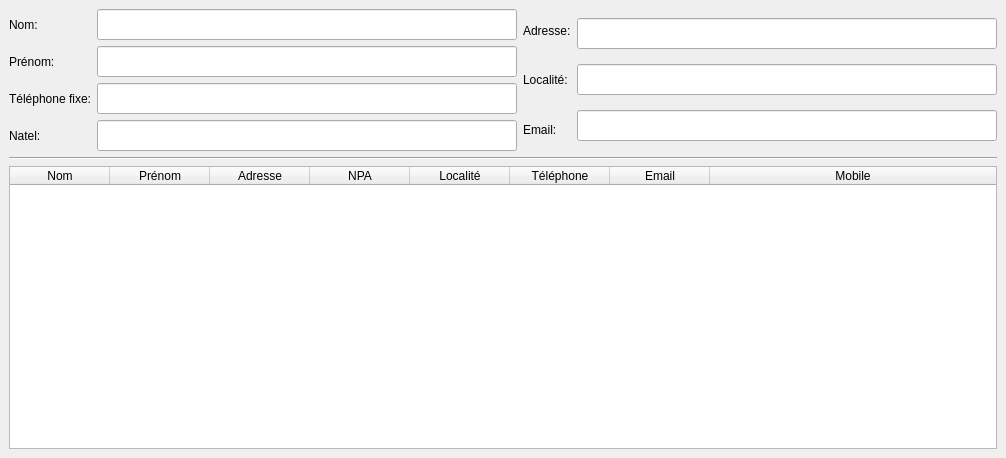
The window that sploks/views/contract_form.ui (LPOdev/Sploks) describes before a commit, drawn with Qt 5.
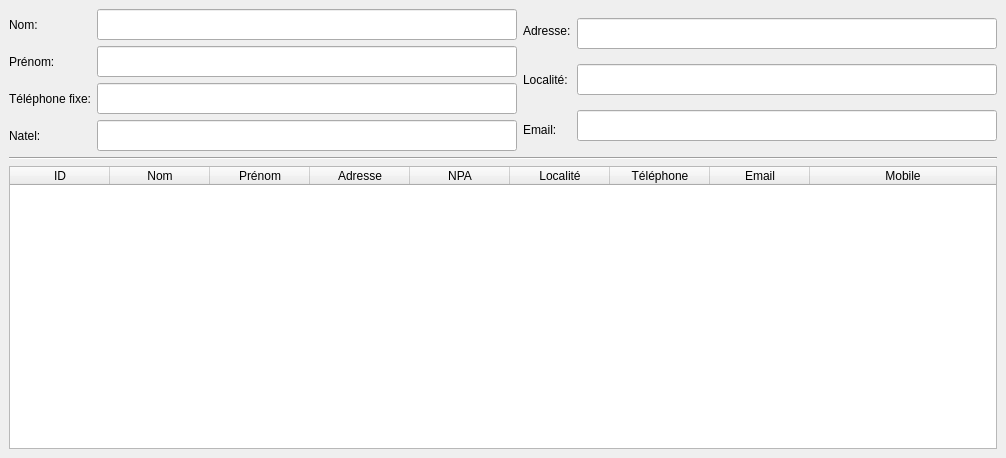
The same window after the commit.

Commit message: T14 Afficher les clients dans la liste

The edit to the form file:
```diff
--- a/sploks/views/contract_form.ui
+++ b/sploks/views/contract_form.ui
@@ -62,6 +62,11 @@
       <attribute name="verticalHeaderVisible">
        <bool>false</bool>
       </attribute>
+      <column>
+       <property name="text">
+        <string>ID</string>
+       </property>
+      </column>
       <column>
        <property name="text">
         <string>Nom</string>
```
Left out of the diff: 5 changed lines with no effect on the pictures. The commit also changes 1 other file.
